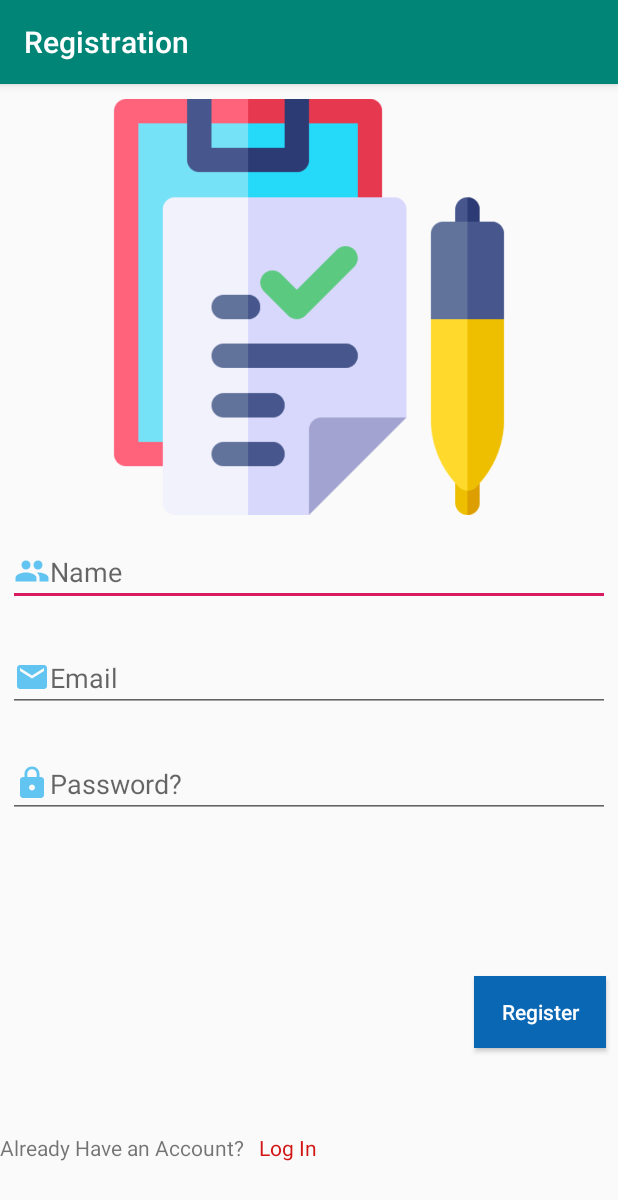
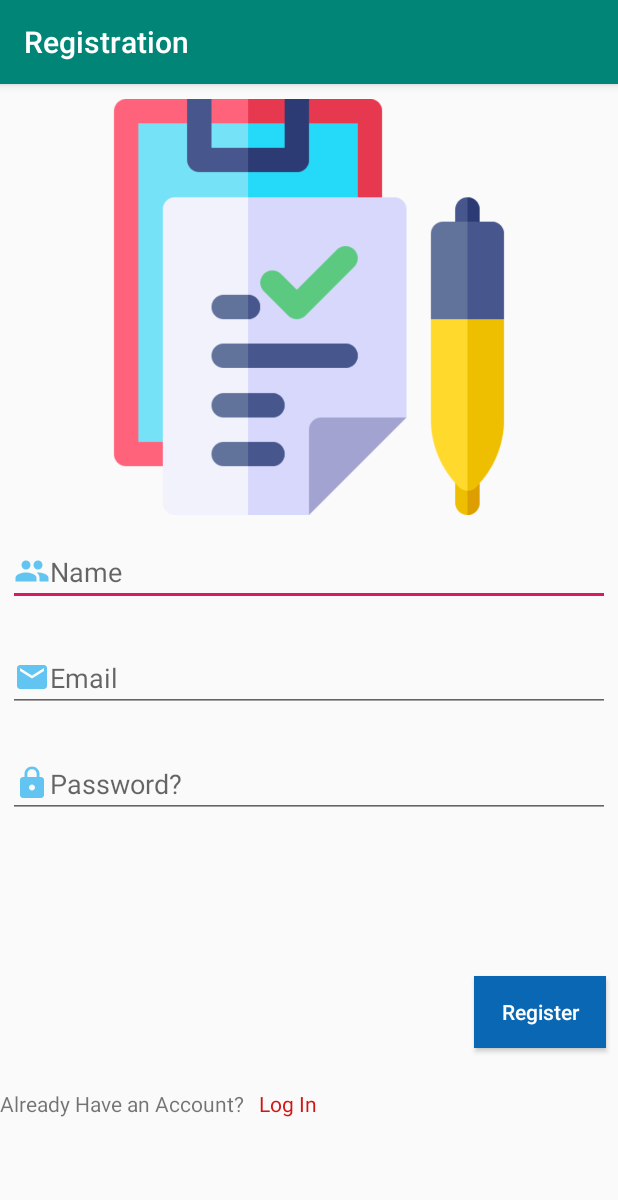
Before and after one commit to himel01/Safe-Navigation, an Android app: the RegisterActivity screen opened directly, with no data from a screen before it, on a phone screen of 412 x 824 dp. Shown: the top 1200 px of the screen. Run offline under Robolectric (Android 15) with nearby library versions, the phone set to English and light mode, and no system bars; our stand-ins replace Firebase (no records; nobody signed in at launch, a user with empty details on screens opened directly), data binding; 1 statement that could not run was skipped.

Commit message:
Minor edit

```diff
--- a/app/src/main/java/com/example/safenavigation/AddLocationActivity.java
+++ b/app/src/main/java/com/example/safenavigation/AddLocationActivity.java
@@ -56,7 +56,7 @@ public class AddLocationActivity extends AppCompatActivity implements OnMapReady
         databaseReference.addValueEventListener(new ValueEventListener() {
             @Override
             public void onDataChange(@NonNull DataSnapshot dataSnapshot) {
-               if(dataSnapshot.exists()){maxId=(dataSnapshot.getChildrenCount());}
+               if(dataSnapshot.exists()){maxId=dataSnapshot.getChildrenCount();}
             }
 
             @Override
--- a/app/src/main/res/layout/activity_add_location.xml
+++ b/app/src/main/res/layout/activity_add_location.xml
@@ -17,12 +17,14 @@
         android:layout_alignParentRight="true"
         android:layout_alignParentBottom="true"
         android:src="@drawable/ic_add_location_black_24dp"
+        android:layout_margin="25dp"
         android:onClick="addLocation"
         />
     <EditText
         android:layout_width="match_parent"
         android:layout_height="wrap_content"
         android:hint="Speed Breaker/Hole/Water"
+        android:textColor="#0043C8"
         android:gravity="center"
         android:id="@+id/locationInfoET"/>
 
--- a/app/src/main/res/layout/activity_register.xml
+++ b/app/src/main/res/layout/activity_register.xml
@@ -85,7 +85,7 @@
         <LinearLayout
             android:layout_width="match_parent"
             android:layout_height="wrap_content"
-            android:layout_weight="0.5"
+            android:layout_weight=".2"
             android:orientation="vertical">
 
             <Button
@@ -104,7 +104,7 @@
         <LinearLayout
             android:layout_width="match_parent"
             android:layout_height="wrap_content"
-            android:layout_weight="0.5"
+            android:layout_weight=".8"
             android:orientation="horizontal">
 
             <TextView
```
